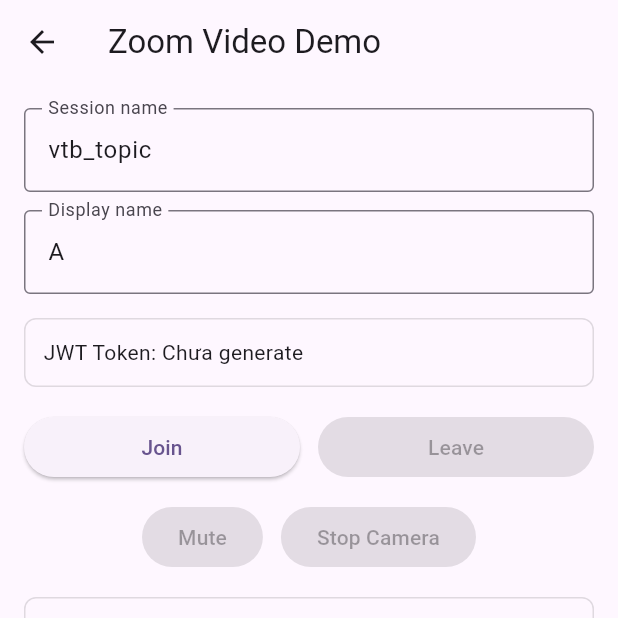
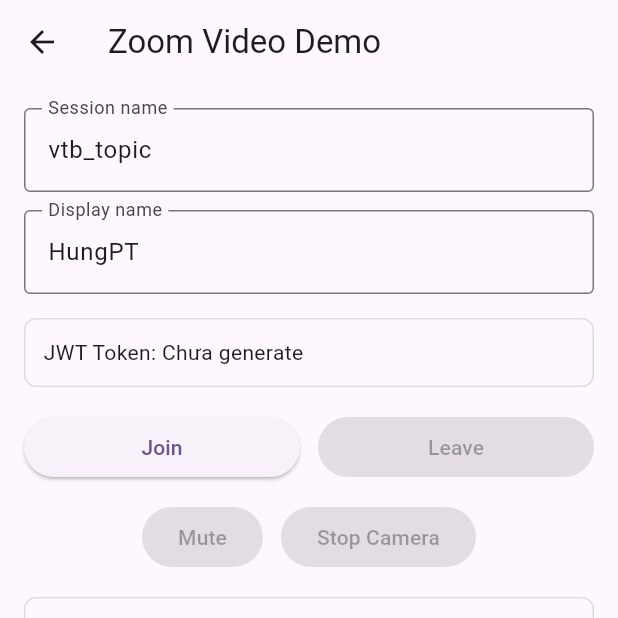
Before and after one commit to DoTungLam96/flutter_zoom_call, a Flutter app: the ZoomVideoScreen screen opened directly, after a tap on "Join", on a phone screen of 412 x 824 dp, the top half of it. Run offline on Flutter 3.47's test engine with Material 3 defaults, Android fonts, the phone set to English and light mode, and no system bars; our stand-ins replace permission_handler; missing offline and left inert: dart_jsonwebtoken, flutter_zoom_videosdk; statements that could not run were skipped.

Commit message:
code reivew

```diff
--- a/lib/config/config.dart
+++ b/lib/config/config.dart
@@ -1,4 +1,5 @@
-const zoomSdkKey = 'vtb_zoom_key';
-const zoomSdkSecret = 'vtb_zoom_secret';
+const zoomSdkKey = '7ATSxWnubb4HLPYHDigSdaPwAdAfFsOcI5zI';
+const zoomSdkSecret = 'o7yLT4i7Xw2gucyoEpHfRBSPlvmG2fGuFycW';
+
 const defaultSessionName = 'vtb_topic';
-const defaultDisplayName = 'Lam.DT';
+const defaultDisplayName = 'HungPT';
--- a/lib/config/zoom_jwt_helper.dart
+++ b/lib/config/zoom_jwt_helper.dart
@@ -6,22 +6,20 @@
     required String sessionName,
     required String userIdentity,
     int roleType = 1,
-    int expireInSeconds = 60 * 60,
   }) {
     final now = DateTime.now().millisecondsSinceEpoch ~/ 1000;
-    final exp = now + expireInSeconds;
+    final iat = now - 30;
+    final exp = iat + 60 * 60;
 
-    final jwt = JWT(
-      {
-        'app_key': zoomSdkKey,
-        'version': 1,
-        'role_type': roleType,
-        'tpc': sessionName,
-        'user_identity': userIdentity,
-        'iat': now,
-        'exp': exp,
-      },
-    );
+    final jwt = JWT({
+      'app_key': zoomSdkKey,
+      'role_type': roleType,
+      'tpc': sessionName.trim(),
+      'version': 1,
+      'iat': iat,
+      'exp': exp,
+      'user_key': userIdentity.trim(),
+    });
 
     return jwt.sign(
       SecretKey(zoomSdkSecret),
--- a/lib/screens/zoom_video_screen.dart
+++ b/lib/screens/zoom_video_screen.dart
@@ -1,6 +1,7 @@
 import 'package:flutter/material.dart';
 import 'package:flutter_zoom_videosdk/native/zoom_videosdk.dart';
 import 'package:flutter_zoom_videosdk/native/zoom_videosdk_event_listener.dart';
+import 'package:vtb_video_call/config/config.dart';
 import 'package:vtb_video_call/config/zoom_jwt_helper.dart';
 
 class ZoomVideoScreen extends StatefulWidget {
@@ -14,18 +15,17 @@
   final ZoomVideoSdk _zoom = ZoomVideoSdk();
   final ZoomVideoSdkEventListener _listener = ZoomVideoSdkEventListener();
 
-  final TextEditingController _tokenController = TextEditingController();
-  final TextEditingController _sessionNameController = TextEditingController(text: 'vtb_topic');
-  final TextEditingController _displayNameController = TextEditingController(text: 'A');
+  final TextEditingController _sessionNameController = TextEditingController(text: defaultSessionName);
+  final TextEditingController _displayNameController = TextEditingController(text: defaultDisplayName);
 
   bool _sdkReady = false;
   bool _joining = false;
   bool _inSession = false;
   bool _isMuted = false;
   bool _isVideoOn = true;
-  String _generatedToken = '';
 
   String _status = 'Chưa khởi tạo SDK';
+  String _generatedToken = '';
   final List<String> _remoteUsers = [];
 
   @override
@@ -59,7 +59,10 @@
 
   void _bindEvents() {
     _listener.addListener(EventType.onSessionJoin, (data) async {
+      print('LamDT_onSessionJoin: $data');
+
       final users = await _zoom.session.getRemoteUsers();
+
       if (!mounted) return;
       setState(() {
         _inSession = true;
@@ -72,6 +75,8 @@
     });
 
     _listener.addListener(EventType.onSessionLeave, (data) {
+      print('LamDT_onSessionLeave: $data');
+
       if (!mounted) return;
       setState(() {
         _inSession = false;
@@ -84,7 +89,10 @@
     });
 
     _listener.addListener(EventType.onUserJoin, (data) async {
+      print('LamDT_onUserJoin: $data');
+
       final users = await _zoom.session.getRemoteUsers();
+
       if (!mounted) return;
       setState(() {
         _remoteUsers
@@ -95,7 +103,10 @@
     });
 
     _listener.addListener(EventType.onUserLeave, (data) async {
+      print('LamDT_onUserLeave: $data');
+
       final users = await _zoom.session.getRemoteUsers();
+
       if (!mounted) return;
       setState(() {
         _remoteUsers
@@ -106,6 +117,8 @@
     });
 
     _listener.addListener(EventType.onError, (data) {
+      print('LamDT_onError: $data');
+
       if (!mounted) return;
       setState(() {
         _joining = false;
@@ -117,6 +130,13 @@
   Future<void> _joinSession() async {
     final sessionName = _sessionNameController.text.trim();
     final displayName = _displayNameController.text.trim();
+
+    if (!_sdkReady) {
+      setState(() {
+        _status = 'SDK chưa sẵn sàng';
+      });
+      return;
+    }
 
     if (sessionName.isEmpty || displayName.isEmpty) {
       setState(() {
@@ -131,19 +151,17 @@
       roleType: 1,
     );
 
-    _tokenController.text = token;
+    print('LamDT_sessionName=$sessionName');
+    print('LamDT_displayName=$displayName');
+    print('LamDT_generatedToken=$token');
 
-    if (!mounted) return;
     setState(() {
       _generatedToken = token;
+      _joining = true;
+      _status = 'Đang join session...';
     });
 
     try {
-      setState(() {
-        _joining = true;
-        _status = 'Đang join session...';
-      });
-
       await _zoom.joinSession(
         JoinSessionConfig(
           sessionName: sessionName,
@@ -160,14 +178,9 @@
           sessionIdleTimeoutMins: 40,
         ),
       );
+    } catch (e) {
+      print('LamDT_joinSession catch: $e');
 
-      if (!mounted) return;
-      setState(() {
-        _joining = false;
-        _inSession = true;
-        _status = 'Đã join session';
-      });
-    } catch (e) {
       if (!mounted) return;
       setState(() {
         _joining = false;
@@ -180,6 +193,13 @@
   Future<void> _leaveSession() async {
     try {
       await _zoom.leaveSession(false);
+
+      if (!mounted) return;
+      setState(() {
+        _inSession = false;
+        _joining = false;
+        _status = 'Đã rời session';
+      });
     } catch (e) {
       if (!mounted) return;
       setState(() {
@@ -196,7 +216,7 @@
       if (userId == null || userId.isEmpty) {
         if (!mounted) return;
         setState(() {
-          _status = 'Không lấy được userId của chính bạn';
+          _status = 'Không lấy được userId';
         });
         return;
       }
@@ -241,9 +261,13 @@
     }
   }
 
+  String _shortToken(String token) {
+    if (token.length <= 100) return token;
+    return '${token.substring(0, 100)}...';
+  }
+
   @override
   void dispose() {
-    _tokenController.dispose();
     _sessionNameController.dispose();
     _displayNameController.dispose();
     super.dispose();
@@ -297,7 +321,7 @@
                   borderRadius: BorderRadius.circular(8),
                 ),
                 child: Text(
-                  _generatedToken.isEmpty ? 'JWT Token: Chưa generate' : 'JWT Token:\n$_generatedToken',
+                  _generatedToken.isEmpty ? 'JWT Token: Chưa generate' : 'JWT Token:\n${_shortToken(_generatedToken)}',
                 ),
               ),
               const SizedBox(height: 16),
```
